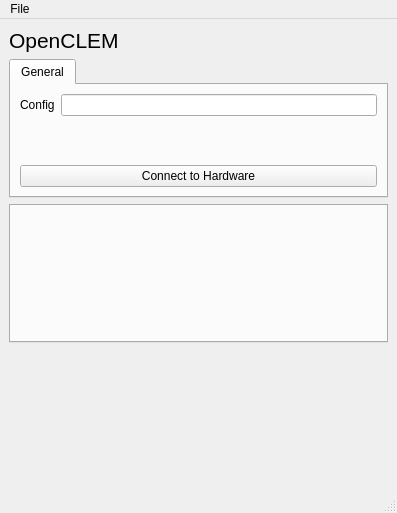
Above: openclem/ui/qt/CLEMUI.ui from DeMarcoLab/openCLEM before the change. Below: the same form after it.
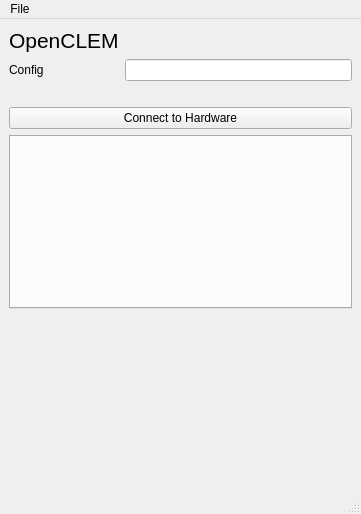
That is the form after the change.

Patch:
```diff
--- a/openclem/ui/qt/CLEMUI.ui
+++ b/openclem/ui/qt/CLEMUI.ui
@@ -6,8 +6,8 @@
    <rect>
     <x>0</x>
     <y>0</y>
-    <width>397</width>
-    <height>513</height>
+    <width>361</width>
+    <height>514</height>
    </rect>
   </property>
   <property name="windowTitle">
@@ -15,18 +15,12 @@
   </property>
   <widget class="QWidget" name="centralwidget">
    <layout class="QGridLayout" name="gridLayout">
-    <item row="3" column="0">
-     <spacer name="verticalSpacer_2">
-      <property name="orientation">
-       <enum>Qt::Vertical</enum>
+    <item row="1" column="0">
+     <widget class="QLabel" name="label_config_filename">
+      <property name="text">
+       <string>Config</string>
       </property>
-      <property name="sizeHint" stdset="0">
-       <size>
-        <width>20</width>
-        <height>40</height>
-       </size>
-      </property>
-     </spacer>
+     </widget>
     </item>
     <item row="0" column="0">
      <widget class="QLabel" name="label">
@@ -40,34 +34,17 @@
       </property>
      </widget>
     </item>
-    <item row="1" column="0">
-     <widget class="QTabWidget" name="tabWidget">
-      <property name="currentIndex">
-       <number>0</number>
-      </property>
-      <widget class="QWidget" name="tab_general">
-       <attribute name="title">
-        <string>General</string>
-       </attribute>
-       <layout class="QGridLayout" name="gridLayout_4">
-        <item row="0" column="1">
+    <item row="1" column="1">
          <widget class="QLineEdit" name="lineEdit_config_filename"/>
         </item>
-        <item row="2" column="0" colspan="2">
+    <item row="3" column="0" colspan="2">
          <widget class="QPushButton" name="pushButton_connect_hardware">
           <property name="text">
            <string>Connect to Hardware</string>
           </property>
          </widget>
         </item>
-        <item row="0" column="0">
-         <widget class="QLabel" name="label_config_filename">
-          <property name="text">
-           <string>Config</string>
-          </property>
-         </widget>
-        </item>
-        <item row="1" column="0" colspan="2">
+    <item row="2" column="0" colspan="2">
          <widget class="QLabel" name="label_hardware_status">
           <property name="text">
            <string/>
@@ -77,17 +54,26 @@
           </property>
          </widget>
         </item>
-       </layout>
-      </widget>
-     </widget>
-    </item>
-    <item row="2" column="0">
-     <widget class="QTabWidget" name="tabWidget_imaging">
+    <item row="4" column="0" colspan="2">
+     <widget class="QTabWidget" name="tabWidget">
       <property name="currentIndex">
        <number>-1</number>
       </property>
      </widget>
     </item>
+    <item row="5" column="0" colspan="2">
+     <spacer name="verticalSpacer_2">
+      <property name="orientation">
+       <enum>Qt::Vertical</enum>
+      </property>
+      <property name="sizeHint" stdset="0">
+       <size>
+        <width>20</width>
+        <height>40</height>
+       </size>
+      </property>
+     </spacer>
+    </item>
    </layout>
   </widget>
   <widget class="QMenuBar" name="menubar">
@@ -95,7 +81,7 @@
     <rect>
      <x>0</x>
      <y>0</y>
-     <width>397</width>
+     <width>361</width>
      <height>21</height>
     </rect>
    </property>
```
Left out of the diff: 6 changed lines with no effect on the pictures. Lines whose indentation alone changed are shown as unchanged.
